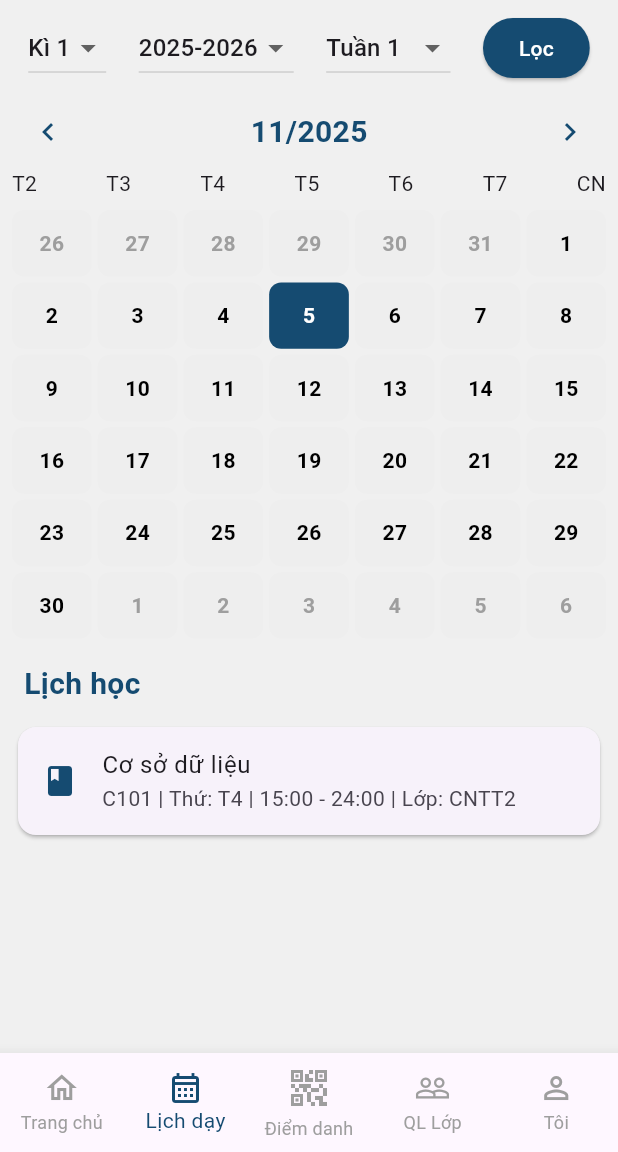
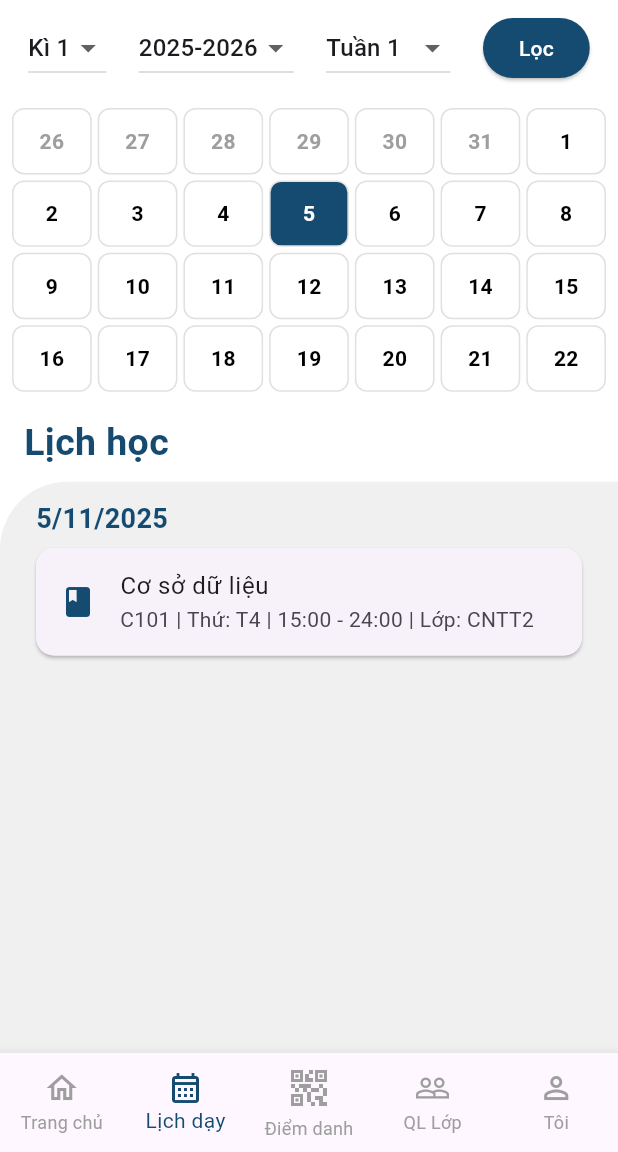
Before and after one commit to Thang1010/Android, a Flutter app: the LichDayScreen screen opened directly, on a phone screen of 412 x 824 dp, the part 84-1236 px from its top. Run offline on Flutter 3.47's test engine with Material 3 defaults, Android fonts, the phone set to English and light mode, and no system bars; our stand-ins replace dio, flutter_dotenv, flutter_secure_storage, go_router, qr_flutter; accounts and stored records are empty.

Commit message:
'Giangvien'

```diff
--- a/face_attendance_flutter-main/lib/features/giangvien/presentation/screens/lichday_screen.dart
+++ b/face_attendance_flutter-main/lib/features/giangvien/presentation/screens/lichday_screen.dart
@@ -49,7 +49,6 @@ class _LichDayScreenState extends State<LichDayScreen> {
   final List<String> weeks = List.generate(10, (index) => 'Tuần ${index + 1}');
   DateTime selectedDate = DateTime.now();
 
-  // Dữ liệu từ model
   late List<BuoiHoc> lichDayHomNay;
   List<BuoiHoc> displayedBuoiHoc = [];
   bool isFilteringByDate = true;
@@ -61,9 +60,7 @@ class _LichDayScreenState extends State<LichDayScreen> {
     years = [for (int start = 2020; start <= currentYear; start++) '$start-${start + 1}'];
     selectedYear = years.last;
 
-    // Lấy dữ liệu từ model
     lichDayHomNay = BuoiHoc.buoiHocMau;
-
     filterByDate(selectedDate);
   }
 
@@ -87,16 +84,24 @@ class _LichDayScreenState extends State<LichDayScreen> {
         b.tuan == selectedWeek)
         .toList();
 
-    // Cập nhật selectedDate theo ngày của buổi học đầu tiên (nếu có)
     if (displayedBuoiHoc.isNotEmpty) {
-      final firstDate = parseNgay(displayedBuoiHoc.first.ngay);
-      if (firstDate != null) selectedDate = firstDate;
+      final firstBuoi = parseNgay(displayedBuoiHoc.first.ngay)!;
+      final startOfWeek = getStartOfWeek(firstBuoi);
+      final endOfWeek = getEndOfWeek(firstBuoi);
+
+      // Highlight hôm nay nếu nằm trong tuần, hoặc ngày đầu tuần
+      final now = DateTime.now();
+      if (now.isAfter(startOfWeek.subtract(const Duration(days: 1))) &&
+          now.isBefore(endOfWeek.add(const Duration(days: 1)))) {
+        selectedDate = now;
+      } else {
+        selectedDate = startOfWeek;
+      }
     }
 
     setState(() {});
   }
 
-  // Helper parse String/DateTime sang DateTime
   DateTime? parseNgay(dynamic ngay) {
     if (ngay == null) return null;
     if (ngay is DateTime) return ngay;
@@ -110,28 +115,34 @@ class _LichDayScreenState extends State<LichDayScreen> {
     return null;
   }
 
+  Map<DateTime, List<BuoiHoc>> groupBuoiHocByDate(List<BuoiHoc> buoiHocList) {
+    final Map<DateTime, List<BuoiHoc>> grouped = {};
+    for (var b in buoiHocList) {
+      final date = parseNgay(b.ngay);
+      if (date == null) continue;
+      final key = DateTime(date.year, date.month, date.day);
+      if (!grouped.containsKey(key)) grouped[key] = [];
+      grouped[key]!.add(b);
+    }
+    final sortedKeys = grouped.keys.toList()..sort();
+    return {for (var k in sortedKeys) k: grouped[k]!};
+  }
+
+  DateTime getStartOfWeek(DateTime date) => date.subtract(Duration(days: date.weekday - 1));
+  DateTime getEndOfWeek(DateTime date) => getStartOfWeek(date).add(const Duration(days: 6));
+
   List<DateTime> generateCalendarDays(DateTime month) {
     final firstDayOfMonth = DateTime(month.year, month.month, 1);
-    final int daysInMonth = DateTime(month.year, month.month + 1, 0).day;
-    final int weekdayOfFirst = firstDayOfMonth.weekday;
-    final int leadingDays = weekdayOfFirst % 7;
+    final int startWeekday = firstDayOfMonth.weekday % 7;
+    final DateTime firstDisplayDay = firstDayOfMonth.subtract(Duration(days: startWeekday));
 
-    final prevMonth = DateTime(month.year, month.month, 0);
-    final int daysInPrevMonth = prevMonth.day;
-    List<DateTime> calendar = [];
+    return List.generate(28, (i) => firstDisplayDay.add(Duration(days: i)));
+  }
 
-    for (int i = leadingDays - 1; i >= 0; i--) {
-      calendar.add(DateTime(prevMonth.year, prevMonth.month, daysInPrevMonth - i));
-    }
-    for (int i = 1; i <= daysInMonth; i++) {
-      calendar.add(DateTime(month.year, month.month, i));
-    }
-    int nextDay = 1;
-    while (calendar.length < 42) {
-      calendar.add(DateTime(month.year, month.month + 1, nextDay));
-      nextDay++;
-    }
-    return calendar;
+  String getWeekRangeFromDate(DateTime anyDateInWeek) {
+    final start = getStartOfWeek(anyDateInWeek);
+    final end = getEndOfWeek(anyDateInWeek);
+    return "Từ ${start.day}/${start.month}/${start.year} đến ${end.day}/${end.month}/${end.year}";
   }
 
   @override
@@ -140,7 +151,7 @@ class _LichDayScreenState extends State<LichDayScreen> {
 
     return Scaffold(
       key: _scaffoldKey,
-      backgroundColor: const Color(0xFFF0F0F0),
+      backgroundColor: Colors.white,
       drawer: GVSideMenu(
         giangVienId: widget.giangVienId,
         onClose: () => Navigator.pop(context),
@@ -209,64 +220,12 @@ class _LichDayScreenState extends State<LichDayScreen> {
                   style: ElevatedButton.styleFrom(
                       backgroundColor: const Color(0xFF154B71)),
                   onPressed: filterByTermYearWeek,
-                  child:
-                  const Text("Lọc", style: TextStyle(color: Colors.white)),
+                  child: const Text("Lọc", style: TextStyle(color: Colors.white)),
                 ),
               ],
             ),
           ),
-          // --- Tháng / Năm ---
-          Padding(
-            padding: const EdgeInsets.symmetric(horizontal: 8),
-            child: Row(
-              mainAxisAlignment: MainAxisAlignment.spaceBetween,
-              children: [
-                IconButton(
-                  icon: const Icon(Icons.chevron_left, color: Color(0xFF154B71)),
-                  onPressed: () {
-                    setState(() {
-                      selectedDate =
-                          DateTime(selectedDate.year, selectedDate.month - 1, 1);
-                      if (isFilteringByDate) filterByDate(selectedDate);
-                    });
-                  },
-                ),
-                Text(
-                  "${selectedDate.month}/${selectedDate.year}",
-                  style: const TextStyle(
-                      fontSize: 20,
-                      fontWeight: FontWeight.bold,
-                      color: Color(0xFF154B71)),
-                ),
-                IconButton(
-                  icon: const Icon(Icons.chevron_right, color: Color(0xFF154B71)),
-                  onPressed: () {
-                    setState(() {
-                      selectedDate =
-                          DateTime(selectedDate.year, selectedDate.month + 1, 1);
-                      if (isFilteringByDate) filterByDate(selectedDate);
-                    });
-                  },
-                ),
-              ],
-            ),
-          ),
-          // --- Thứ ---
-          const Padding(
-            padding: EdgeInsets.symmetric(horizontal: 8),
-            child: Row(
-              mainAxisAlignment: MainAxisAlignment.spaceBetween,
-              children: [
-                Text('T2'),
-                Text('T3'),
-                Text('T4'),
-                Text('T5'),
-                Text('T6'),
-                Text('T7'),
-                Text('CN'),
-              ],
-            ),
-          ),
+
           // --- Lịch tháng ---
           Padding(
             padding: const EdgeInsets.all(8.0),
@@ -289,8 +248,9 @@ class _LichDayScreenState extends State<LichDayScreen> {
                   onTap: () => filterByDate(day),
                   child: Container(
                     decoration: BoxDecoration(
-                      color: isSelected ? const Color(0xFF154B71) : Colors.grey[200],
+                      color: isSelected ? const Color(0xFF154B71) : Colors.white,
                       borderRadius: BorderRadius.circular(8),
+                      border: Border.all(color: Colors.grey[300]!),
                     ),
                     alignment: Alignment.center,
                     child: Text(
@@ -307,46 +267,77 @@ class _LichDayScreenState extends State<LichDayScreen> {
               },
             ),
           ),
-          // --- Danh sách buổi học với Text "LỊCH HỌC" ---
+
+          // --- Text "Lịch học" ---
+          Padding(
+            padding: const EdgeInsets.symmetric(horizontal: 16, vertical: 8),
+            child: Row(
+              children: [
+                const Text(
+                  "Lịch học",
+                  style: TextStyle(
+                      fontSize: 25,
+                      fontWeight: FontWeight.bold,
+                      color: Color(0xFF154B71)),
+                ),
+                const SizedBox(width: 8),
+                if (!isFilteringByDate && displayedBuoiHoc.isNotEmpty)
+                  Text(
+                    getWeekRangeFromDate(parseNgay(displayedBuoiHoc.first.ngay)!),
+                    style: const TextStyle(
+                        fontSize: 16,
+                        color: Colors.black54,
+                        fontWeight: FontWeight.normal),
+                  ),
+              ],
+            ),
+          ),
+
+          // --- Danh sách buổi học ---
           Expanded(
+            child: Container(
+              decoration: const BoxDecoration(
+                color: Color(0xFFF0F0F0), // nền xám
+                borderRadius: BorderRadius.only(
+                  topLeft: Radius.circular(45), // bo góc trên trái
+                ),
+              ),
+              padding: const EdgeInsets.all(8),
               child: displayedBuoiHoc.isEmpty
                   ? const Center(child: Text("Không có buổi học"))
-                : Column(
+                  : ListView(
+                children: [
+                  for (var entry in groupBuoiHocByDate(displayedBuoiHoc).entries)
+                    Padding(
+                      padding: const EdgeInsets.symmetric(horizontal: 16, vertical: 4),
+                      child: Column(
                         crossAxisAlignment: CrossAxisAlignment.start,
                         children: [
-                Padding(
-                  padding:
-                  const EdgeInsets.symmetric(horizontal: 16, vertical: 8),
-                  child: Text(
-                    'Lịch học',
+                          Text(
+                            "${entry.key.day}/${entry.key.month}/${entry.key.year}",
                             style: const TextStyle(
-                      fontSize: 20,
+                              fontSize: 18,
                               fontWeight: FontWeight.bold,
                               color: Color(0xFF154B71),
                             ),
                           ),
-                ),
-                Expanded(
-                  child: ListView.builder(
-                    itemCount: displayedBuoiHoc.length,
-                    itemBuilder: (context, index) {
-                      final b = displayedBuoiHoc[index];
-                      final ngayBuoiHoc = parseNgay(b.ngay);
-                      return Card(
-                        margin: const EdgeInsets.symmetric(
-                            horizontal: 12, vertical: 6),
+                          const SizedBox(height: 4),
+                          for (var b in entry.value)
+                            Card(
+                              margin: const EdgeInsets.symmetric(vertical: 2),
                               child: ListTile(
-                          leading:
-                          const Icon(Icons.book, color: Color(0xFF154B71)),
+                                leading: const Icon(Icons.book,
+                                    color: Color(0xFF154B71)),
                                 title: Text(b.tenMon),
                                 subtitle: Text(
-                              "${b.phong} | Thứ: ${getThu(ngayBuoiHoc)} | ${b.thoiGian ?? ''} | Lớp: ${b.lop}"),
-                        ),
-                      );
-                    },
+                                    "${b.phong} | Thứ: ${getThu(parseNgay(b.ngay))} | ${b.thoiGian ?? ''} | Lớp: ${b.lop}"),
                               ),
                             ),
                         ],
+                      ),
+                    ),
+                ],
+              ),
             ),
           ),
         ],
```
Also changed, not shown: face_attendance_flutter-main/lib/features/giangvien/data/models/giangvien_model.dart (+5 -5 lines), face_attendance_flutter-main/lib/features/giangvien/gv_routes.dart (+23 -22 lines), face_attendance_flutter-main/lib/features/giangvien/presentation/screens/doi_mat_khau_screen.dart (added, +59 -0 lines), face_attendance_flutter-main/lib/features/giangvien/presentation/screens/edit_profile_form.dart (added, +112 -0 lines), face_attendance_flutter-main/lib/features/giangvien/presentation/screens/giangvien_dashboard_screen.dart (+37 -5 lines), face_attendance_flutter-main/lib/features/giangvien/presentation/screens/profile_screen.dart (+66 -63 lines), face_attendance_flutter-main/lib/features/giangvien/presentation/widgets/gv_side_menu.dart (+6 -9 lines). Lines whose indentation alone changed are shown as unchanged.
